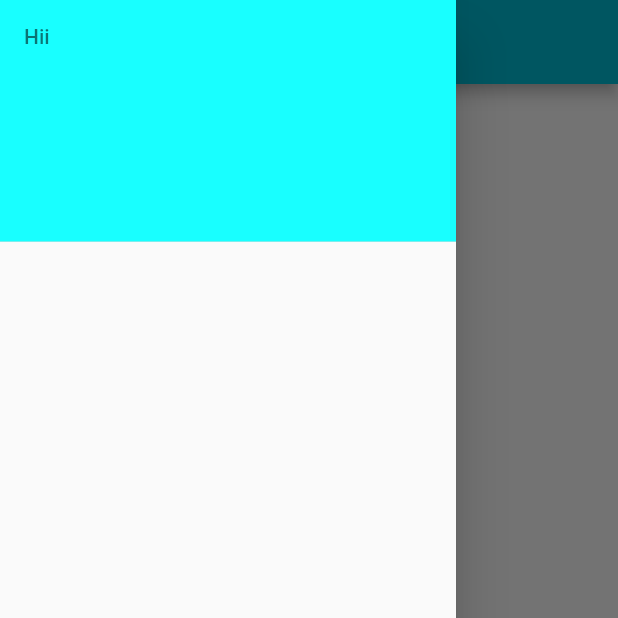
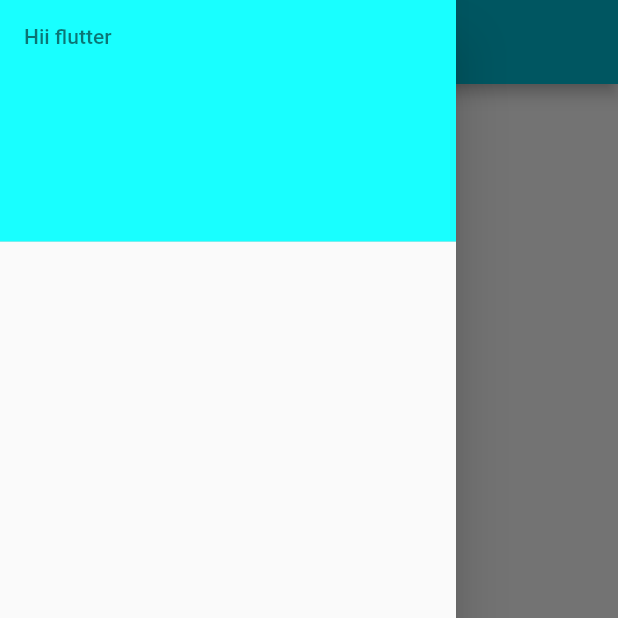
Before and after one commit to Harshad1999/Aewsome_app, a Flutter app: the screen it shows after launch, with the side drawer open, on a phone screen of 412 x 824 dp, the top half of it. Run offline on Flutter 3.47's test engine with Material 2 defaults, Android fonts, the phone set to English and light mode, and no system bars.

Commit message:
Dev Commit

```diff
--- a/lib/main.dart
+++ b/lib/main.dart
@@ -18,7 +18,7 @@ class HomePage extends StatelessWidget {
             children: <Widget>[
               DrawerHeader(
                 child: Text(
-                  "Hii ",
+                  "Hii flutter",
                   style: TextStyle(color: Colors.black54),
                 ),
                 decoration: BoxDecoration(color: Colors.cyanAccent),
```
